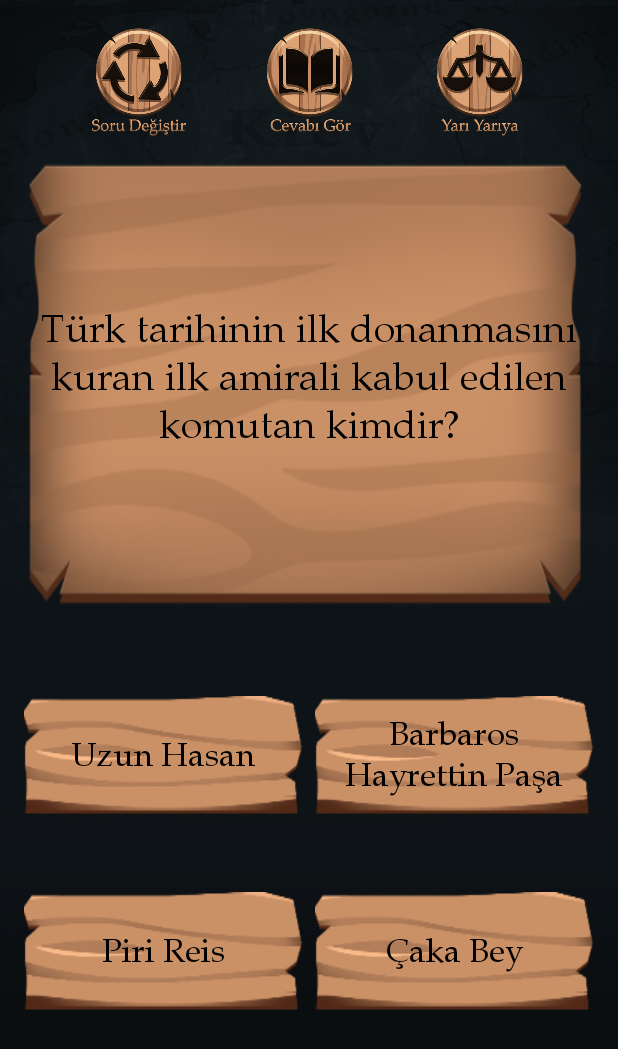
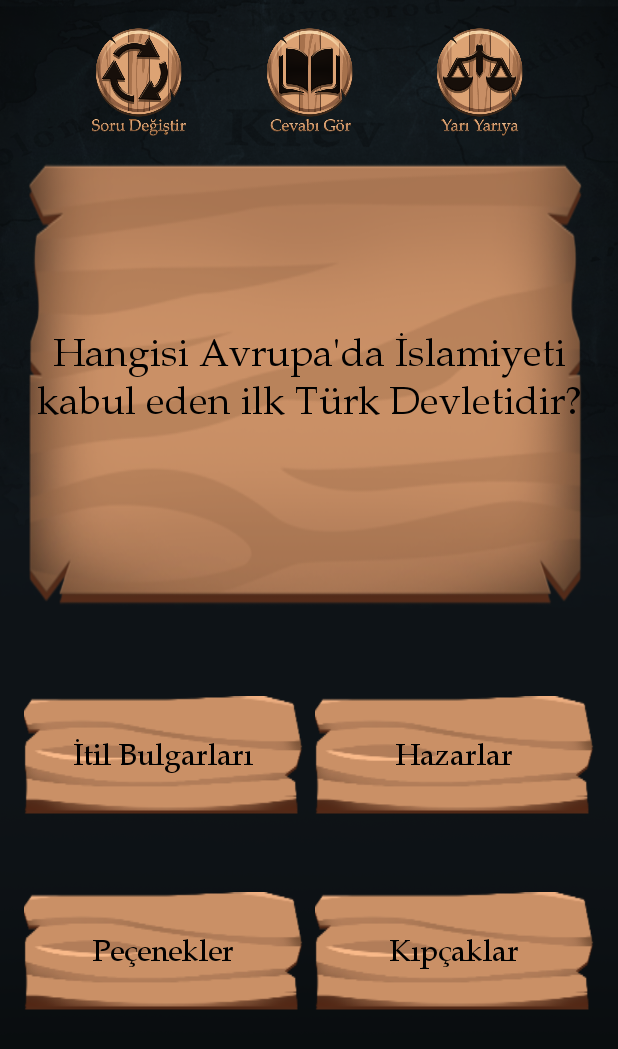
Before and after one commit to AhmedCihadAslan/HarpTarihi, an Android app: the MainActivity screen opened directly, with no data from a screen before it, on a phone screen of 412 x 824 dp. Shown: the top 1049 px of the screen. Run offline under Robolectric (Android 15) with nearby library versions, the phone set to English and light mode, and no system bars; our stand-ins replace AdMob, Firebase (no records; nobody signed in at launch, a user with empty details on screens opened directly); pictures from the network do not load; 2 statements that could not run were skipped.

Commit message:
reklamayarlarısonhalı

```diff
--- a/app/src/main/java/com/harptarihimobil/harptarihi/AnaMenuActivity.java
+++ b/app/src/main/java/com/harptarihimobil/harptarihi/AnaMenuActivity.java
@@ -6,17 +6,32 @@
 
 import androidx.appcompat.app.AppCompatActivity;
 
+import com.google.android.gms.ads.AdRequest;
+import com.google.android.gms.ads.AdSize;
+import com.google.android.gms.ads.AdView;
+import com.google.android.gms.ads.MobileAds;
 import com.harptarihimobil.harptarihi.databinding.ActivityAnaMenuBinding;
 
 public class AnaMenuActivity extends AppCompatActivity {
 
     private ActivityAnaMenuBinding binding;
+    public AdRequest adRequest2;
 
     @Override
     protected void onCreate(Bundle savedInstanceState) {
         super.onCreate(savedInstanceState);
         binding = ActivityAnaMenuBinding.inflate(getLayoutInflater());
         setContentView(binding.getRoot());
+
+        MobileAds.initialize(this);
+        adRequest2 = new AdRequest.Builder().build();
+
+        AdView bannerAdView2 = findViewById(R.id.adView2);
+        bannerAdView2.loadAd(adRequest2);
+
+        AdView bannerAd = new AdView(this);
+        bannerAd.setAdSize(AdSize.BANNER);
+        bannerAd.setAdUnitId("ca-app-pub-3940256099942544/6300978111");
 
 
         binding.imgOyna.setOnClickListener(v -> {
--- a/app/src/main/java/com/harptarihimobil/harptarihi/LoginActivity.java
+++ b/app/src/main/java/com/harptarihimobil/harptarihi/LoginActivity.java
@@ -30,7 +30,9 @@
 
     public void giris(View view) {
         String username = Objects.requireNonNull(binding.edtUsername.getText()).toString();
+
         if (!username.isEmpty()) {
+
             sharedPrefsStorage.saveUsername(username);
 
             openAnaMenu();
--- a/app/src/main/java/com/harptarihimobil/harptarihi/MainActivity.java
+++ b/app/src/main/java/com/harptarihimobil/harptarihi/MainActivity.java
@@ -58,6 +58,7 @@
     int yarısilme;
     int degıssilme;
     int cvpgörsilme;
+    int cozulensoru;
 
     AppCompatImageView imgYanlisCevap;
     AppCompatTextView textYanlisCevapUyari;
@@ -108,6 +109,7 @@
         yarısilme =0;
         cvpgörsilme = 0;
         degıssilme = 0;
+        cozulensoru =0;
 
         SoruCevap();
 
@@ -160,7 +162,7 @@
 
         buttonSiradakiSoru.setVisibility(View.VISIBLE);
 
-        if (Dogru.get(rnd).equals("A")) {
+        if(Dogru.get(rnd).equals("A")) {
             playDogru();
 
             button1.setBackgroundDrawable(ContextCompat.getDrawable(this, R.drawable.icon_dogru));
@@ -376,6 +378,15 @@
 
     public void sıradakısoru(View view) {
         showInterstitialAd();
+
+        cozulensoru++;
+        if(cozulensoru % 10 == 0){
+
+            loadInterstitialAd();
+            mInterstitialAd.show(this);
+
+        }
+
         buttonSiradakiSoru.setVisibility(View.INVISIBLE);
 
         button1.setVisibility(View.VISIBLE);
@@ -415,6 +426,7 @@
         if (aynısoru == rnd) {
             rnd = random.nextInt(sorularSize);
         }
+
 
         SoruCevap();
     }
@@ -574,6 +586,10 @@
 
 
     public void anaMenu(View view) {
+
+        loadInterstitialAd();
+        mInterstitialAd.show(this);
+
         int highScore = sharedPrefs.getHighScore();
 
         if (puan > highScore) {
@@ -628,7 +644,7 @@
 
     private void showInterstitialAd() {
         if (mInterstitialAd != null) {
-            if (interstitialAdCount % 7 == 0) mInterstitialAd.show(this);
+            if (interstitialAdCount % 10 == 0) mInterstitialAd.show(this);
             interstitialAdCount++;
         } else loadInterstitialAd();
     }
--- a/app/src/main/java/com/harptarihimobil/harptarihi/Sorucevaplist.java
+++ b/app/src/main/java/com/harptarihimobil/harptarihi/Sorucevaplist.java
@@ -77,7 +77,7 @@
         Cevaplistesi.add("Osman Gazi");
         Cevaplistesi.add("Murad Hüdavendigar");
 
-        DogruListesi.add("C");
+        DogruListesi.add("B");
 
 
         Sorulistesi.add("Armaları ve simgeleri inceleyen bilimin adı nedir?");
@@ -549,20 +549,337 @@
         DogruListesi.add("A");
 
 
-        Sorulistesi.add("İslam öncesi Türk topluluklarının dini inancı nedir?");
+        Sorulistesi.add("Tarihte kaç adet büyük Türk Devleti vardır?");
 
-        Cevaplistesi.add("İsevilik");
-        Cevaplistesi.add("Şintoizm");
-        Cevaplistesi.add("Tengrizm");
-        Cevaplistesi.add("Paganizm");
+        Cevaplistesi.add("14");
+        Cevaplistesi.add("18");
+        Cevaplistesi.add("16");
+        Cevaplistesi.add("21");
 
         DogruListesi.add("C");
 
 
 
+        Sorulistesi.add("Kürşad Ayaklanması'nda, Kürşad kaç asker ile birlikte Chiu-ch'eng Sarayı'na saldırmıştır?");
+
+        Cevaplistesi.add("40");
+        Cevaplistesi.add("30");
+        Cevaplistesi.add("500");
+        Cevaplistesi.add("41");
+
+        DogruListesi.add("A");
 
 
 
+        Sorulistesi.add("Kutalmış oğlu Süleyman Şah hangi devletin kurucusudur?");
+
+        Cevaplistesi.add("Gazneliler");
+        Cevaplistesi.add("Harezmşahlar");
+        Cevaplistesi.add("Anadolu Selçuklu");
+        Cevaplistesi.add("Akkoyunlular");
+
+        DogruListesi.add("C");
+
+
+        Sorulistesi.add("Osmanlı Devletinde yoksulların ve öğrencilerin de yararlandığı yerlere ne ad verilirdi?");
+
+        Cevaplistesi.add("Ribat");
+        Cevaplistesi.add("İmarethane");
+        Cevaplistesi.add("Dergah");
+        Cevaplistesi.add("Daru’ş Şifa");
+
+        DogruListesi.add("B");
+
+        Sorulistesi.add("Aşağıdaki olayların hangisi ile Osmanlılar Rumeli’ye ilk kez geçmişlerdir?");
+
+        Cevaplistesi.add("Bursa fethi");
+        Cevaplistesi.add("Edirne fethi");
+        Cevaplistesi.add("Çimpe fethi");
+        Cevaplistesi.add("Koyunhisar Savaşı");
+
+        DogruListesi.add("C");
+
+        Sorulistesi.add("Anadolu'da 2. beylikler döneminin başlamasına neden olan savaş hangisidir?");
+
+        Cevaplistesi.add("Kösedağ Savaşı");
+        Cevaplistesi.add("Maltepe Savaşı");
+        Cevaplistesi.add("Koyunhisar Savaşı");
+        Cevaplistesi.add("Malazgirt Savaşı");
+
+        DogruListesi.add("A");
+
+        Sorulistesi.add("Haçlılarla yapılan ilk savaş hangisidir?");
+
+        Cevaplistesi.add("I. Kosova Savaşı");
+        Cevaplistesi.add("Koyunhisar Savaşı");
+        Cevaplistesi.add("Sırpsındığı Savaşı");
+        Cevaplistesi.add("Sazlıdere Savaşı");
+
+        DogruListesi.add("C");
+
+        Sorulistesi.add("Osmanlı Devleti'ne katılan ilk beylik hangisidir?");
+
+        Cevaplistesi.add("Karesioğulları");
+        Cevaplistesi.add("Karamanoğulları");
+        Cevaplistesi.add("Hamitoğulları");
+        Cevaplistesi.add("Germiyanoğulları");
+
+        DogruListesi.add("A");
+
+        Sorulistesi.add("Fetret Devri hangi savaştan sonra yaşanmıştır?");
+
+        Cevaplistesi.add("Ankara Savaşı");
+        Cevaplistesi.add("Kösedağ Savaşı");
+        Cevaplistesi.add("Ridaniye Savaşı");
+        Cevaplistesi.add("Mohaç Meydan Muharebesi");
+
+        DogruListesi.add("A");
+
+        Sorulistesi.add("Hangisi Osmanlı Devleti'nde divan üyesi değildir?");
+
+        Cevaplistesi.add("Defterdar");
+        Cevaplistesi.add("Sadrazam");
+        Cevaplistesi.add("Vezir");
+        Cevaplistesi.add("Tımarlı Sipahi");
+
+        DogruListesi.add("D");
+
+        Sorulistesi.add("Hangisi Avrupa'da İslamiyeti kabul eden ilk Türk Devletidir?");
+
+        Cevaplistesi.add("İtil Bulgarları");
+        Cevaplistesi.add("Hazarlar");
+        Cevaplistesi.add("Peçenekler");
+        Cevaplistesi.add("Kıpçaklar");
+
+        DogruListesi.add("A");
+
+
+        Sorulistesi.add("Hangisi Hindistan'da kurulmuş Türk hanedanlarından birisidir?");
+
+        Cevaplistesi.add("Altın Orda Devleti");
+        Cevaplistesi.add("Babür İmparatorluğu");
+        Cevaplistesi.add("Kırım Kağanlığı");
+        Cevaplistesi.add("Tolunoğulları");
+
+        DogruListesi.add("B");
+
+
+        Sorulistesi.add("Kıbrıs Barış harekatı hangi tarihte gerçekleşmiştir?");
+
+        Cevaplistesi.add("1970");
+        Cevaplistesi.add("1972");
+        Cevaplistesi.add("1978");
+        Cevaplistesi.add("1974");
+
+        DogruListesi.add("D");
+
+
+        Sorulistesi.add("Cumhuriyetin ilan edildiği tarih nedir?");
+
+        Cevaplistesi.add("29 Ekim 1920");
+        Cevaplistesi.add("29 Ekim 1923");
+        Cevaplistesi.add("30 Ağustos 1923");
+        Cevaplistesi.add("23 Nisan 1920");
+
+        DogruListesi.add("B");
+
+
+        Sorulistesi.add("İstanbul'u toplam 4 kez kuşatmış olmasına rağmen fethedemeyen padişah hangisidir?");
+
+        Cevaplistesi.add("II. Murat");
+        Cevaplistesi.add("Yıldırım Beyazıt");
+        Cevaplistesi.add("II. Mehmet");
+        Cevaplistesi.add("Musa Çelebi");
+
+        DogruListesi.add("B");
+
+
+        Sorulistesi.add("Osmanlı Devleti hangi antlaşma ile fiilen sona ermiştir?");
+
+        Cevaplistesi.add("Sevr Antlaşması");
+        Cevaplistesi.add("Mondros Ateşkes Antlaşması");
+        Cevaplistesi.add("İstanbul Antlaşması");
+        Cevaplistesi.add("Lozan Antlaşması");
+
+        DogruListesi.add("B");
+
+
+        Sorulistesi.add("Müslümanlarla Mekkeli Kureyşliler arasındaki ilk savaş hangisidir?");
+
+        Cevaplistesi.add("Uhud Savaşı");
+        Cevaplistesi.add("Bedr Savaşı");
+        Cevaplistesi.add("Hendek Savaşı");
+        Cevaplistesi.add("Ayn Calut Savaşı");
+
+        DogruListesi.add("B");
+
+        //worlwaLL
+
+        Sorulistesi.add("Uhud savaşında hangisi şehit olmuştur?");
+
+        Cevaplistesi.add("Hz.Hamza");
+        Cevaplistesi.add("Hz.Ömer");
+        Cevaplistesi.add("Hz.Ebu Bekir");
+        Cevaplistesi.add("Hz.Ali");
+
+        DogruListesi.add("A");
+
+
+        Sorulistesi.add("Hangisi 4 halifeden biri değildir?");
+
+        Cevaplistesi.add("Hz.Hamza");
+        Cevaplistesi.add("Hz.Ömer");
+        Cevaplistesi.add("Hz.Ebu Bekir");
+        Cevaplistesi.add("Hz.Ali");
+
+        DogruListesi.add("A");
+
+        Sorulistesi.add("Bizans ile İslam Devleti arasındaki ilk savaş hangisidir?");
+
+        Cevaplistesi.add("Mute Savaşı");
+        Cevaplistesi.add("Firaz Savaşı");
+        Cevaplistesi.add("Hendek Savaşı");
+        Cevaplistesi.add("Konstantinopolis Kuşatması");
+
+        DogruListesi.add("A");
+
+        Sorulistesi.add("Kudüs hangi dönemde fethedilmiştir?");
+
+        Cevaplistesi.add("Hz.Ebu Bekir");
+        Cevaplistesi.add("Hz.Ali");
+        Cevaplistesi.add("Hz.Ömer");
+        Cevaplistesi.add("Hz.Muaviye");
+
+        DogruListesi.add("C");
+
+
+        Sorulistesi.add("'Yüz Yıl Savaşları' hangi iki büyük ülke arasında gerçekleşti?");
+
+        Cevaplistesi.add("Fransa-Genoa");
+        Cevaplistesi.add("Fransa-Bohemya");
+        Cevaplistesi.add("İngiltere-Fransa");
+        Cevaplistesi.add("İngiltere-Almanya");
+
+        DogruListesi.add("C");
+
+
+        Sorulistesi.add("Fransız hükümdarı olan, Kanuni Sultan Süleyman'la yaptığı ittifakla da bilinen kralın adı nedir?");
+
+        Cevaplistesi.add("I. Fransuva");
+        Cevaplistesi.add("II. Henry");
+        Cevaplistesi.add("Şarlken");
+        Cevaplistesi.add("I. Philip");
+
+        DogruListesi.add("A");
+
+
+
+        Sorulistesi.add("Kadeş Antlaşması hangi uygarlıklar arasında yapılmıştır?");
+
+        Cevaplistesi.add("Hititler-Mısırlılar");
+        Cevaplistesi.add("Hititler-Sümerler");
+        Cevaplistesi.add("Hititler-Lidyalılar");
+        Cevaplistesi.add("Sümerler-Mısırlılar");
+
+        DogruListesi.add("A");
+
+
+
+        Sorulistesi.add("Türkiye Cumhuriyeti'nin ilk başbakanı kimdir?");
+
+        Cevaplistesi.add("Ali Fethi Okyar");
+        Cevaplistesi.add("Celal Bayar");
+        Cevaplistesi.add("İsmet İnönü");
+        Cevaplistesi.add("Mustafa Kemal Atatürk");
+
+        DogruListesi.add("C");
+
+
+        Sorulistesi.add("Cumhuriyet tarihinin ilk kağıt parası ne zaman tedavüle girdi?");
+
+        Cevaplistesi.add("1923");
+        Cevaplistesi.add("1925");
+        Cevaplistesi.add("1927");
+        Cevaplistesi.add("1929");
+
+        DogruListesi.add("C");
+
+        Sorulistesi.add("Hatay Anavatan'a kaç yılında katılmıştır?");
+
+        Cevaplistesi.add("1923");
+        Cevaplistesi.add("1935");
+        Cevaplistesi.add("1939");
+        Cevaplistesi.add("1949");
+
+        DogruListesi.add("C");
+
+        Sorulistesi.add("Fatih Sultan Mehmet İstanbul'u fethettiğinde kaç yaşındaydı?");
+
+        Cevaplistesi.add("23");
+        Cevaplistesi.add("25");
+        Cevaplistesi.add("20");
+        Cevaplistesi.add("21");
+
+        DogruListesi.add("D");
+
+
+        Sorulistesi.add("Mustafa Kemal 'Geldikleri gibi giderler' sözünü ne zaman söylemiştir?");
+
+        Cevaplistesi.add("TBMM açılış konuşmasında");
+        Cevaplistesi.add("İstanbul işgal edilince");
+        Cevaplistesi.add("Çanakkale Savaşı'nda");
+        Cevaplistesi.add("I.İnönü Savaşı'nda");
+
+        DogruListesi.add("B");
+
+        Sorulistesi.add("Hangi ülke I.Dünya Savaşı'ndan sonra Türkiye'nin bir bölümünü işgal etmiştir?");
+
+        Cevaplistesi.add("İsveç");
+        Cevaplistesi.add("Fransa");
+        Cevaplistesi.add("İspanya");
+        Cevaplistesi.add("İsviçre");
+
+        DogruListesi.add("B");
+
+
+        Sorulistesi.add("Kurtuluş Savaşı'nda Doğu Cephesi komutanı kimdi?");
+
+        Cevaplistesi.add("İsmet İnönü");
+        Cevaplistesi.add("Enver Paşa");
+        Cevaplistesi.add("Kazım Karabekir");
+        Cevaplistesi.add("Talat Paşa");
+
+        DogruListesi.add("C");
+
+
+        Sorulistesi.add("Çift başlı kartal hangi devletin sembolüdür?");
+
+        Cevaplistesi.add("Selçuklular");
+        Cevaplistesi.add("Altın Orda Devleti");
+        Cevaplistesi.add("Çağatay Hanlığı");
+        Cevaplistesi.add("Osmanlı Devleti");
+
+        DogruListesi.add("A");
+
+
+        Sorulistesi.add("En kısa meydan muharebesi hangi savaştır?");
+
+        Cevaplistesi.add("Mohaç Savaşı");
+        Cevaplistesi.add("Waterloo Savaşı");
+        Cevaplistesi.add("Sebeş Savaşı");
+        Cevaplistesi.add("Hiçbiri");
+
+        DogruListesi.add("A");
+
+
+        Sorulistesi.add("En kısa meydan muharebesi kaç saat sürmüştür?");
+
+        Cevaplistesi.add("2");
+        Cevaplistesi.add("4");
+        Cevaplistesi.add("7");
+        Cevaplistesi.add("1");
+
+        DogruListesi.add("A");
 
 
 
--- a/app/src/main/res/layout/activity_ana_menu.xml
+++ b/app/src/main/res/layout/activity_ana_menu.xml
@@ -28,6 +28,20 @@
         app:layout_constraintStart_toStartOf="parent"
         app:layout_constraintTop_toTopOf="parent" />
 
+    <com.google.android.gms.ads.AdView
+        android:id="@+id/adView2"
+        android:layout_width="wrap_content"
+        android:layout_height="wrap_content"
+        android:layout_alignParentBottom="true"
+        android:layout_centerHorizontal="true"
+        android:layout_marginBottom="16dp"
+        app:adSize="BANNER"
+        app:adUnitId="ca-app-pub-3940256099942544/6300978111"
+        app:layout_constraintBottom_toBottomOf="parent"
+        app:layout_constraintEnd_toEndOf="parent"
+        app:layout_constraintHorizontal_bias="0.494"
+        app:layout_constraintStart_toStartOf="parent"></com.google.android.gms.ads.AdView>
+
     <androidx.appcompat.widget.AppCompatImageView
         android:id="@+id/img_oyna"
         android:layout_width="0dp"
@@ -50,8 +64,10 @@
         android:src="@drawable/text_oyna"
         app:layout_constraintBottom_toBottomOf="@id/img_oyna"
         app:layout_constraintEnd_toEndOf="@id/img_oyna"
+        app:layout_constraintHorizontal_bias="0.0"
         app:layout_constraintStart_toStartOf="@id/img_oyna"
-        app:layout_constraintTop_toTopOf="@id/img_oyna" />
+        app:layout_constraintTop_toTopOf="@id/img_oyna"
+        app:layout_constraintVertical_bias="0.0" />
 
     <androidx.appcompat.widget.AppCompatImageView
         android:id="@+id/img_joker_al"
@@ -65,7 +81,7 @@
         android:scaleType="fitXY"
         app:layout_constraintBottom_toTopOf="@+id/img_siteye_git"
         app:layout_constraintEnd_toEndOf="parent"
-        app:layout_constraintHorizontal_bias="0.5"
+        app:layout_constraintHorizontal_bias="0.0"
         app:layout_constraintStart_toStartOf="parent"
         app:layout_constraintTop_toBottomOf="@+id/img_oyna" />
 
@@ -91,7 +107,9 @@
         android:src="@drawable/siteye_git"
         app:layout_constraintBottom_toBottomOf="@id/img_siteye_git"
         app:layout_constraintEnd_toEndOf="@id/img_siteye_git"
+        app:layout_constraintHorizontal_bias="0.0"
         app:layout_constraintStart_toStartOf="@id/img_siteye_git"
-        app:layout_constraintTop_toTopOf="@id/img_siteye_git" />
+        app:layout_constraintTop_toTopOf="@id/img_siteye_git"
+        app:layout_constraintVertical_bias="0.0" />
 
 </androidx.constraintlayout.widget.ConstraintLayout>
--- a/app/src/main/res/layout/activity_main.xml
+++ b/app/src/main/res/layout/activity_main.xml
@@ -64,7 +64,7 @@
         android:paddingStart="4dp"
         android:paddingEnd="4dp"
         android:textColor="@color/black"
-        android:textSize="22sp"
+        android:textSize="20sp"
         app:layout_constraintBottom_toTopOf="@+id/button3"
         app:layout_constraintEnd_toStartOf="@+id/button2"
         app:layout_constraintHorizontal_bias="0.5"
@@ -85,7 +85,7 @@
         android:paddingStart="4dp"
         android:paddingEnd="4dp"
         android:textColor="@color/black"
-        android:textSize="22sp"
+        android:textSize="20sp"
         app:layout_constraintBottom_toBottomOf="@+id/button1"
         app:layout_constraintEnd_toEndOf="parent"
         app:layout_constraintHorizontal_bias="0.5"
@@ -105,7 +105,7 @@
         android:paddingStart="4dp"
         android:paddingEnd="4dp"
         android:textColor="@color/black"
-        android:textSize="22sp"
+        android:textSize="20sp"
         app:layout_constraintBottom_toTopOf="@+id/button_siradaki_soru"
         app:layout_constraintEnd_toStartOf="@+id/button4"
         app:layout_constraintHorizontal_bias="0.5"
@@ -126,7 +126,7 @@
         android:paddingStart="4dp"
         android:paddingEnd="4dp"
         android:textColor="@color/black"
-        android:textSize="22sp"
+        android:textSize="20sp"
         app:layout_constraintBottom_toBottomOf="@+id/button3"
         app:layout_constraintEnd_toEndOf="parent"
         app:layout_constraintHorizontal_bias="0.5"
@@ -173,7 +173,7 @@
 
     <androidx.appcompat.widget.AppCompatTextView
         android:id="@+id/button_siradaki_soru"
-        android:layout_width="0dp"
+        android:layout_width="228dp"
         android:layout_height="50dp"
         android:layout_marginEnd="16dp"
         android:layout_marginBottom="32dp"
```
